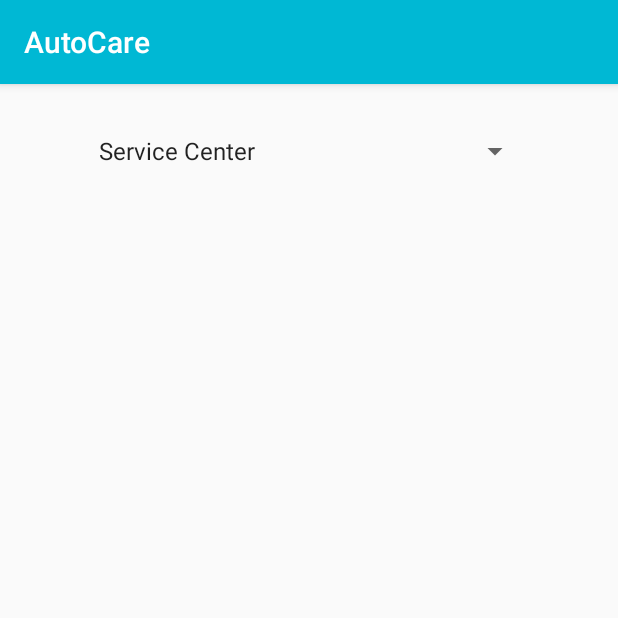
After one commit to oshadaamila/AutoCare, an Android app: the ViewOffers screen opened directly, with no data from a screen before it, on a phone screen of 412 x 824 dp, the top half of it. The commit adds this screen. Run offline under Robolectric (Android 15) with nearby library versions, the phone set to English and light mode, and no system bars; our stand-ins replace Firebase (no records; nobody signed in at launch, a user with empty details on screens opened directly).

Commit message:
building_view_offers

```diff
--- a/app/build.gradle
+++ b/app/build.gradle
@@ -77,4 +77,5 @@ dependencies {
 
 
 
+
 apply plugin: 'com.google.gms.google-services'
--- a/app/src/main/AndroidManifest.xml
+++ b/app/src/main/AndroidManifest.xml
@@ -90,7 +90,8 @@
         <activity android:name=".Reminders.ReminderActivity" />
         <activity android:name=".Expenses.add_expense" />
         <activity android:name=".ManageVehicles.ViewVehicle" />
-        <activity android:name=".Expenses.ViewExpense"></activity>
+        <activity android:name=".Expenses.ViewExpense" />
+        <activity android:name=".offers.ViewOffers"></activity>
     </application>
 
 </manifest>
--- a/app/src/main/java/com/example/amila/autocare/Expenses/MyAdapter.java
+++ b/app/src/main/java/com/example/amila/autocare/Expenses/MyAdapter.java
@@ -27,6 +27,7 @@ public class MyAdapter extends RecyclerView.Adapter<MyAdapter.ViewHolder> {
     final Context mContext;
     private List<Expenses> mDataset = new ArrayList<>();
     // Provide a suitable constructor (depends on the kind of dataset)
+
     public MyAdapter(List<Expenses> expenses, Activity mActivity, Context mContext) {
 
         this.mDataset = expenses;
--- a/app/src/main/java/com/example/amila/autocare/navigationDrawer.java
+++ b/app/src/main/java/com/example/amila/autocare/navigationDrawer.java
@@ -29,6 +29,7 @@ import com.example.amila.autocare.Database.entities.Vehicle;
 import com.example.amila.autocare.Expenses.ViewExpense;
 import com.example.amila.autocare.Expenses.add_expense;
 import com.example.amila.autocare.ManageVehicles.add_edit_vehicle;
+import com.example.amila.autocare.offers.ViewOffers;
 import com.google.firebase.auth.FirebaseAuth;
 
 import java.util.List;
@@ -185,6 +186,9 @@ public class navigationDrawer extends AppCompatActivity
         } else if (id == R.id.view_expenses) {
             Intent intent = new Intent(getApplicationContext(), ViewExpense.class);
             startActivity(intent);
+        } else if (id == R.id.view_offers) {
+            Intent intent = new Intent(getApplicationContext(), ViewOffers.class);
+            startActivity(intent);
         }
 
         DrawerLayout drawer = findViewById(R.id.drawer_layout);
--- /dev/null
+++ b/app/src/main/java/com/example/amila/autocare/offers/ViewOffers.java
@@ -0,0 +1,45 @@
+package com.example.amila.autocare.offers;
+
+import android.content.res.Resources;
+import android.os.Bundle;
+import android.support.v7.app.AppCompatActivity;
+import android.support.v7.widget.DefaultItemAnimator;
+import android.support.v7.widget.LinearLayoutManager;
+import android.support.v7.widget.RecyclerView;
+import android.util.TypedValue;
+import android.widget.ArrayAdapter;
+import android.widget.Spinner;
+
+import com.example.amila.autocare.R;
+import com.example.amila.autocare.navigationDrawer;
+
+public class ViewOffers extends AppCompatActivity {
+    Spinner spinnerCateogary;
+    RecyclerView rv;
+
+    @Override
+    protected void onCreate(Bundle savedInstanceState) {
+        super.onCreate(savedInstanceState);
+        setContentView(R.layout.activity_view_offers);
+        spinnerCateogary = findViewById(R.id.spinner_select_shop_type);
+        setSpinnerValues();
+        rv = findViewById(R.id.recycler_viewer_offers);
+        LinearLayoutManager mLayoutManager = new LinearLayoutManager(getApplicationContext());
+        rv.setLayoutManager(mLayoutManager);
+        rv.addItemDecoration(new navigationDrawer.GridSpacingItemDecoration(1, dpToPx(10), true));
+        rv.setItemAnimator(new DefaultItemAnimator());
+
+    }
+
+    private void setSpinnerValues() {
+        String[] cateogaries = {"Service Center", "Tyre Service Center", "Spare Part Store"};
+        ArrayAdapter<String> arrayAdapter = new ArrayAdapter<String>(this, android.R.layout.simple_spinner_item, cateogaries);
+        arrayAdapter.setDropDownViewResource(android.R.layout.simple_spinner_dropdown_item);
+        spinnerCateogary.setAdapter(arrayAdapter);
+    }
+
+    private int dpToPx(int dp) {
+        Resources r = getResources();
+        return Math.round(TypedValue.applyDimension(TypedValue.COMPLEX_UNIT_DIP, dp, r.getDisplayMetrics()));
+    }
+}
--- /dev/null
+++ b/app/src/main/res/layout/activity_view_offers.xml
@@ -0,0 +1,34 @@
+<?xml version="1.0" encoding="utf-8"?>
+<android.support.constraint.ConstraintLayout xmlns:android="http://schemas.android.com/apk/res/android"
+    xmlns:app="http://schemas.android.com/apk/res-auto"
+    xmlns:tools="http://schemas.android.com/tools"
+    android:layout_width="match_parent"
+    android:layout_height="match_parent"
+    tools:context="com.example.amila.autocare.offers.ViewOffers">
+
+    <Spinner
+        android:id="@+id/spinner_select_shop_type"
+        android:layout_width="296dp"
+        android:layout_height="33dp"
+        android:layout_marginTop="28dp"
+        app:layout_constraintLeft_toLeftOf="parent"
+        app:layout_constraintRight_toRightOf="parent"
+        app:layout_constraintTop_toTopOf="parent" />
+
+    <android.support.v7.widget.RecyclerView
+        android:id="@+id/recycler_viewer_offers"
+        android:layout_width="344dp"
+        android:layout_height="398dp"
+        android:layout_marginBottom="8dp"
+        android:layout_marginEnd="8dp"
+        android:layout_marginStart="8dp"
+        android:layout_marginTop="88dp"
+        app:layout_constraintBottom_toBottomOf="parent"
+        app:layout_constraintEnd_toEndOf="parent"
+        app:layout_constraintHorizontal_bias="1.0"
+        app:layout_constraintLeft_toLeftOf="parent"
+        app:layout_constraintRight_toRightOf="parent"
+        app:layout_constraintStart_toStartOf="parent"
+        app:layout_constraintTop_toTopOf="parent"
+        app:layout_constraintVertical_bias="1.0" />
+</android.support.constraint.ConstraintLayout>
```
Also changed, not shown: app/src/main/java/com/example/amila/autocare/offers/Offer.java (added, +57 -0 lines), app/src/main/java/com/example/amila/autocare/offers/OfferAdapter.java (added, +56 -0 lines), app/src/main/res/layout/offer_card.xml (added, +51 -0 lines), app/src/main/res/menu/activity_navigation_drawer_drawer.xml (+4 -4 lines).
